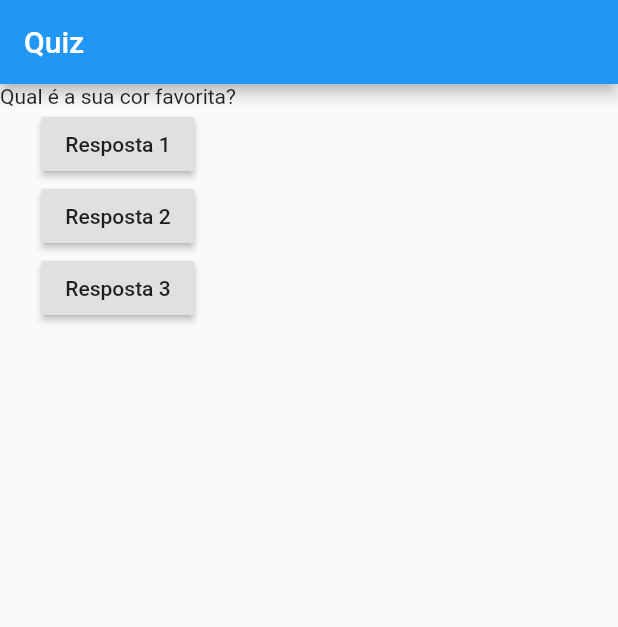
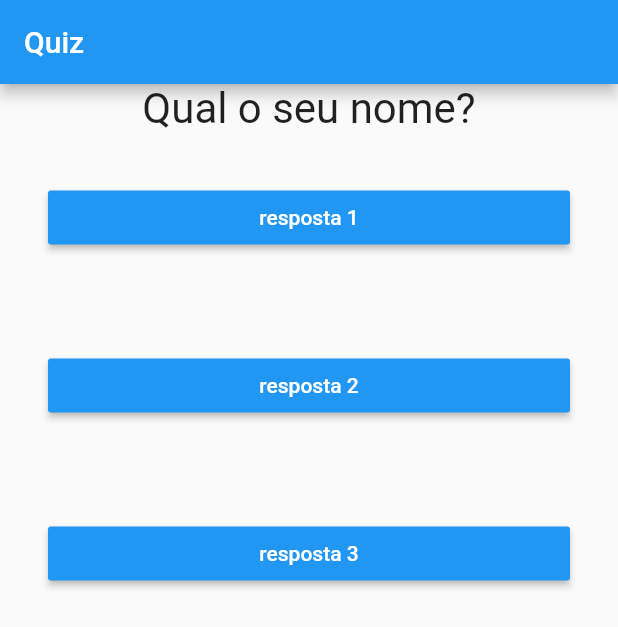
Before and after one commit to eliezerantonio/simplequiz, a Flutter app: the screen it shows after launch, on a phone screen of 412 x 824 dp. Shown: the top 627 px of the screen. Run offline on Flutter 3.47's test engine with Material 2 defaults, Android fonts, the phone set to English and light mode, and no system bars.

Commit message:
refactoracao do codigo

```diff
--- a/lib/main.dart
+++ b/lib/main.dart
@@ -1,16 +1,35 @@
 import 'package:flutter/material.dart';
+import 'package:simplequiz/questao.dart';
+import 'package:simplequiz/resposta.dart';
 
 main() => runApp(PerguntaApp());
 
-class PerguntaApp extends StatelessWidget {
-  final perguntaSelecionada=0;
-  final List<String> perguntas = [
-    'Qual é a sua cor favorita?',
-    'Qual é o seu animal favorito?'
-    'Qual tecnologia voce gosta?'
-  ];
+class _PerguntaAppState extends State<PerguntaApp> {
+  var _perguntaSelecionada = 0;
 
+  void _responder() {
+    setState(() {
+      _perguntaSelecionada++;
+    });
+    print("Resposta $_perguntaSelecionada");
+  }
+
+  @override
   Widget build(BuildContext context) {
+    final perguntas = [
+      {
+        'texto': 'Qual o seu nome?',
+        'resposta': ['Eliezer', 'Fernando', "Faria"]
+      },
+      {
+        'texto': 'Qual seu animal Favorito?',
+        'resposta': ['Cao', 'Girafa', 'Leao']
+      },
+      {
+        'texto': "Qual sua cor favorita?",
+        'resposta': ['Azul', 'Presta', 'Castanha']
+      }
+    ];
     return MaterialApp(
       home: Scaffold(
         appBar: AppBar(
@@ -18,27 +37,20 @@ class PerguntaApp extends StatelessWidget {
         ),
         body: Column(
           children: [
-            Text(perguntas[perguntaSelecionada]),
-            RaisedButton(
-              child: Text("Resposta 1"),
-              onPressed: responder,
-            ),
-            RaisedButton(
-              child: Text("Resposta 2"),
-              onPressed: responder,
-            ),
-            RaisedButton(
-              child: Text("Resposta 3"),
-              onPressed: responder,
-            ),
+            Questao(perguntas[_perguntaSelecionada]['texto']),
+            Resposta("resposta 1", _responder),
+            Resposta("resposta 2", _responder),
+            Resposta("resposta 3", _responder),
           ],
         ),
       ),
     );
   }
+}
 
-  Widget responder(){
-    perguntaSelecionada++;
-    print("Resposta $perguntaSelecionada");
+class PerguntaApp extends StatefulWidget {
+  @override
+  _PerguntaAppState createState() {
+    return _PerguntaAppState();
   }
 }
--- /dev/null
+++ b/lib/questao.dart
@@ -0,0 +1,22 @@
+import 'package:flutter/material.dart';
+
+class Questao extends StatelessWidget {
+  final texto;
+
+  Questao(this.texto);
+
+  @override
+  Widget build(BuildContext context) {
+    return Container(
+      width:double.infinity,
+
+      child: Text(
+        texto,
+        style: TextStyle(
+          fontSize: 28,
+        ),
+        textAlign: TextAlign.center,
+      ),
+    );
+  }
+}
--- /dev/null
+++ b/lib/resposta.dart
@@ -0,0 +1,23 @@
+import 'package:flutter/material.dart';
+
+class Resposta extends StatelessWidget {
+  final texto;
+  final void Function() quandoSelecionado;
+
+
+  Resposta(this.texto, this.quandoSelecionado);
+
+  @override
+  Widget build(BuildContext context) {
+    return Container(
+      width:double.infinity,
+      margin: EdgeInsets.all(32),
+      child: RaisedButton(
+        color: Colors.blue,
+        textColor:Colors.white,
+        child:Text( texto),
+        onPressed: quandoSelecionado,
+      ),
+    );
+  }
+}
```
